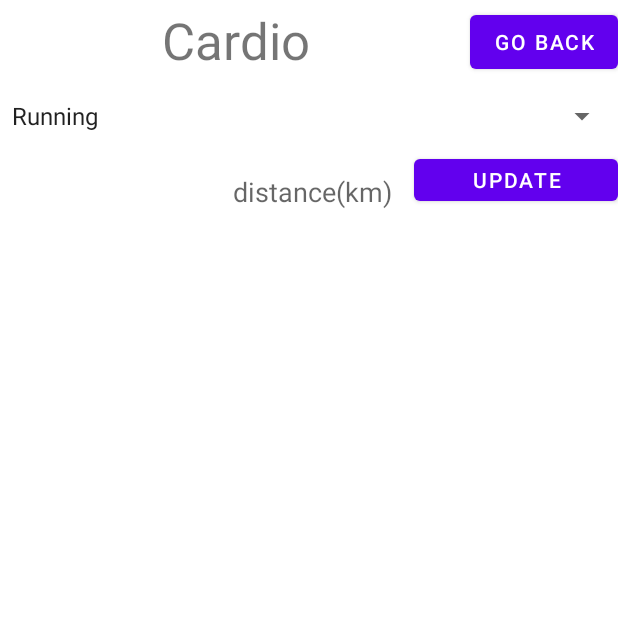
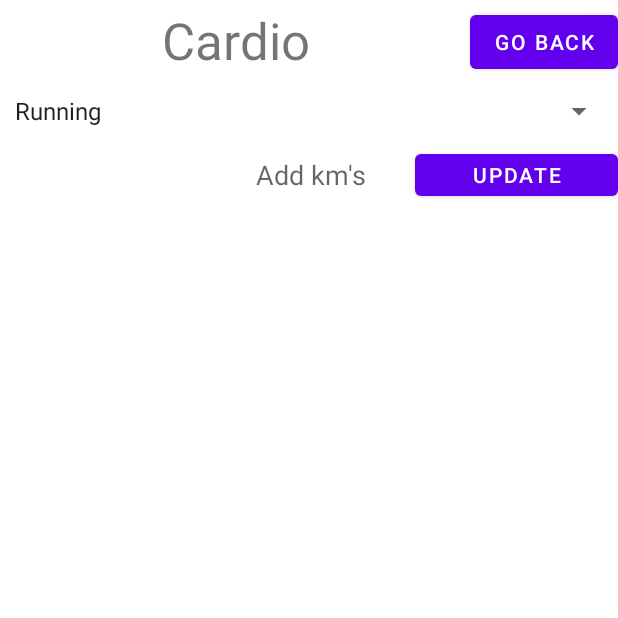
Before and after one commit to wekkes123/FitnessApp, an Android app: the Categories screen opened directly, with no data from a screen before it, after a tap on "TODO", on a phone screen of 412 x 824 dp, the top half of it. Run offline under Robolectric (Android 15) with nearby library versions, the phone set to English and light mode, and no system bars; our stand-ins replace Volley; network calls fail; 3 statements that could not run were skipped.

Commit message:
laatste changes

```diff
--- a/app/src/main/java/be/kuleuven/fitnessapp/classes/ActivityC/Exercise.java
+++ b/app/src/main/java/be/kuleuven/fitnessapp/classes/ActivityC/Exercise.java
@@ -150,12 +150,12 @@ public class Exercise extends AppCompatActivity implements
         if(exer.equals("Running") || exer.equals("Biking")){
             Action.initializeTables();
             insert1.setVisibility(View.INVISIBLE);
-            insert2.setHint("distance(km)");
+            insert2.setHint("Add km's");
         }
         else if(exer.equals("Swimming") || exer.equals("Rowing")){
             insert1.setVisibility(View.INVISIBLE);
             Action.initializeTables();
-            insert2.setHint("distance(m)");
+            insert2.setHint("Add m's");
         }
         else if(Arrays.asList(Heav).contains(exer)){
             Action.initializeTables();
@@ -165,7 +165,7 @@ public class Exercise extends AppCompatActivity implements
         else if(Arrays.asList(Cali).contains(exer)){
             insert1.setVisibility(View.INVISIBLE);
             Action.initializeTables();
-            insert2.setHint("Reps to add");
+            insert2.setHint("Add Reps");
         }
         else if(title.equals("Stretches")){
             titleText.setText(exer);
--- /dev/null
+++ b/app/src/main/res/drawable/rect.xml
@@ -0,0 +1,7 @@
+<?xml version="1.0" encoding="utf-8"?>
+<shape xmlns:android="http://schemas.android.com/apk/res/android"
+    android:shape="rectangle" >
+    <stroke
+        android:width="2dp"
+        android:color="@color/white" />
+</shape>
--- a/app/src/main/res/layout/activity_exercise.xml
+++ b/app/src/main/res/layout/activity_exercise.xml
@@ -21,10 +21,14 @@
 
     <Spinner
         android:id="@+id/spinner"
-        android:layout_width="match_parent"
-        android:layout_height="45dp"
-        android:layout_marginTop="5dp"
+        android:layout_width="0dp"
+        android:layout_height="41dp"
+        android:layout_marginStart="2dp"
+        android:layout_marginTop="4dp"
+        android:layout_marginEnd="2dp"
+        android:gravity="center"
         android:popupBackground="#3F4045"
+        app:layout_constraintEnd_toEndOf="parent"
         app:layout_constraintStart_toStartOf="parent"
         app:layout_constraintTop_toBottomOf="@+id/title_exercise" />
 
@@ -440,6 +444,7 @@
         android:id="@+id/button2"
         android:layout_width="0dp"
         android:layout_height="40dp"
+        android:layout_marginTop="2dp"
         android:onClick="onUpdateButtonClicked"
         android:text="@string/update"
         app:layout_constraintEnd_toEndOf="parent"
@@ -451,10 +456,12 @@
         android:id="@+id/insert1"
         android:layout_width="0dp"
         android:layout_height="40dp"
-        android:layout_marginEnd="4dp"
-        android:background="@drawable/dashed"
+        android:layout_marginStart="2dp"
+        android:layout_marginTop="2dp"
+        android:layout_marginEnd="2dp"
+        android:background="@drawable/rect"
         android:ems="10"
-        android:gravity="bottom|center_horizontal"
+        android:gravity="center"
         android:inputType="numberDecimal"
         app:layout_constraintEnd_toStartOf="@+id/insert2"
         app:layout_constraintHorizontal_bias="0.5"
@@ -465,9 +472,11 @@
         android:id="@+id/insert2"
         android:layout_width="0dp"
         android:layout_height="40dp"
-        android:background="@drawable/dashed"
+        android:layout_marginTop="2dp"
+        android:layout_marginEnd="2dp"
+        android:background="@drawable/rect"
         android:ems="10"
-        android:gravity="bottom|center_horizontal"
+        android:gravity="center"
         android:inputType="numberDecimal|numberSigned"
         app:layout_constraintEnd_toStartOf="@+id/button2"
         app:layout_constraintHorizontal_bias="0.5"
@@ -514,5 +523,15 @@
         app:layout_constraintEnd_toEndOf="parent"
         app:layout_constraintTop_toTopOf="parent" />
 
+    <TextView
+        android:id="@+id/rect"
+        android:layout_width="0dp"
+        android:layout_height="0dp"
+        android:background="@drawable/rect"
+        app:layout_constraintBottom_toBottomOf="@+id/spinner"
+        app:layout_constraintEnd_toEndOf="@+id/spinner"
+        app:layout_constraintStart_toStartOf="@+id/spinner"
+        app:layout_constraintTop_toTopOf="@+id/spinner" />
+
 
 </androidx.constraintlayout.widget.ConstraintLayout>
--- a/app/src/main/res/values/strings.xml
+++ b/app/src/main/res/values/strings.xml
@@ -38,4 +38,5 @@
     <string name="invalid_username_or_password"><b>Invalid username or password</b></string>
     <string name="go_back">Go Back</string>
     <string name="log_out">Log Out</string>
+    <string name="current_selection">Current selection:</string>
 </resources>
```
